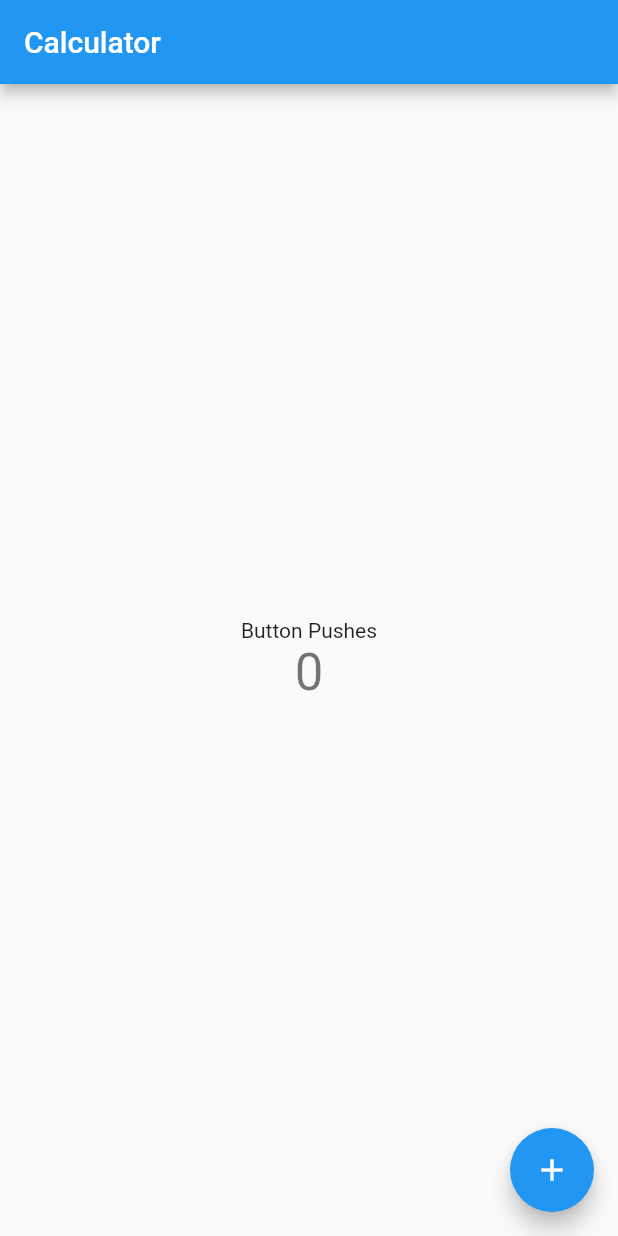
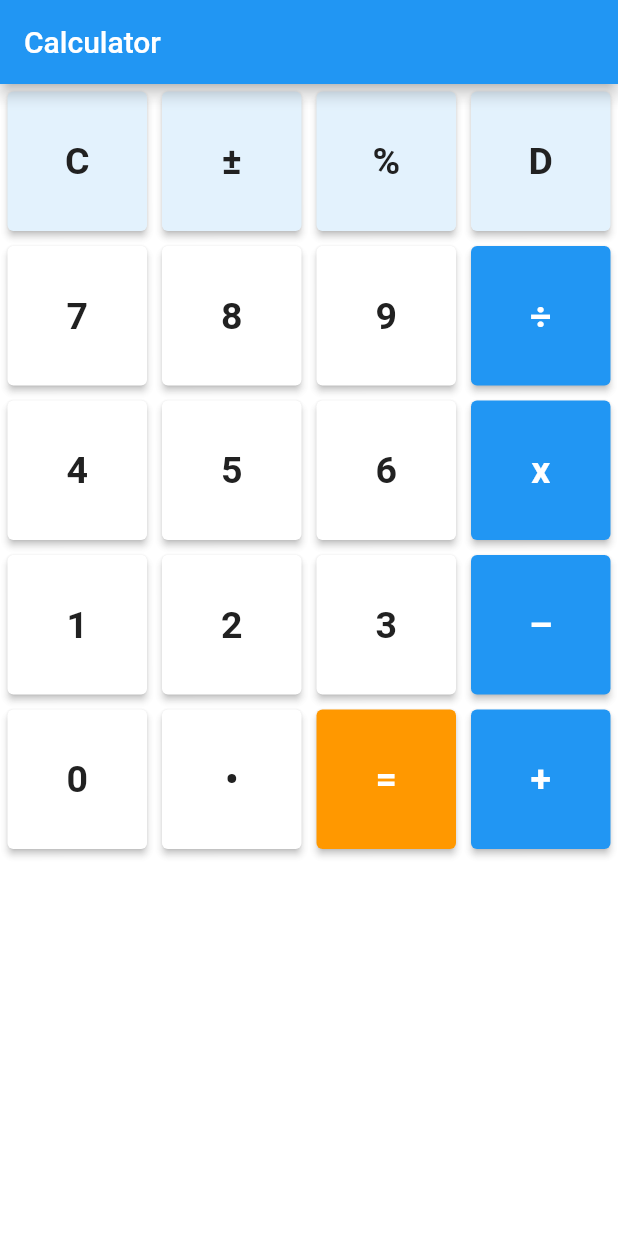
Before and after one commit to Prateek-Prakash/Calculator, a Flutter app: the screen it shows after launch, on a phone screen of 412 x 824 dp. Run offline on Flutter 3.47's test engine with Material 2 defaults, Android fonts, the phone set to English and light mode, and no system bars; missing offline and left inert: dart:html.

Commit message:
Add Calculator Keys

```diff
--- a/lib/main.dart
+++ b/lib/main.dart
@@ -1,11 +1,13 @@
+import 'dart:html';
+
 import 'package:flutter/material.dart';
 
 void main() {
-  runApp(const MyApp());
+  runApp(const Application());
 }
 
-class MyApp extends StatelessWidget {
-  const MyApp({Key? key}) : super(key: key);
+class Application extends StatelessWidget {
+  const Application({Key? key}) : super(key: key);
 
   @override
   Widget build(BuildContext context) {
@@ -14,54 +16,204 @@ class MyApp extends StatelessWidget {
       theme: ThemeData(
         primarySwatch: Colors.blue,
       ),
-      home: const MyHomePage(title: 'Calculator'),
+      home: const Calculator(),
     );
   }
 }
 
-class MyHomePage extends StatefulWidget {
-  const MyHomePage({Key? key, required this.title}) : super(key: key);
-
-  final String title;
+class Calculator extends StatefulWidget {
+  const Calculator({Key? key}) : super(key: key);
 
   @override
-  State<MyHomePage> createState() => _MyHomePageState();
+  State<Calculator> createState() => _CalculatorState();
 }
 
-class _MyHomePageState extends State<MyHomePage> {
-  int _counter = 0;
-
-  void _incrementCounter() {
-    setState(() {
-      _counter++;
-    });
-  }
-
+class _CalculatorState extends State<Calculator> {
   @override
   Widget build(BuildContext context) {
     return Scaffold(
       appBar: AppBar(
-        title: Text(widget.title),
+        title: const Text("Calculator"),
       ),
-      body: Center(
-        child: Column(
-          mainAxisAlignment: MainAxisAlignment.center,
-          children: <Widget>[
-            const Text(
-              'Button Pushes',
-            ),
-            Text(
-              '$_counter',
-              style: Theme.of(context).textTheme.headline4,
-            ),
-          ],
-        ),
-      ),
-      floatingActionButton: FloatingActionButton(
-        onPressed: _incrementCounter,
-        tooltip: 'Increment',
-        child: const Icon(Icons.add),
+      backgroundColor: Colors.white38,
+      body: Column(
+        children: [
+          Row(
+            children: [
+              CalcKey(
+                value: 'C',
+                flex: 1,
+                backgroundColor: Colors.blue.shade50,
+                foregroundColor: Colors.grey.shade900,
+              ),
+              CalcKey(
+                value: '±',
+                flex: 1,
+                backgroundColor: Colors.blue.shade50,
+                foregroundColor: Colors.grey.shade900,
+              ),
+              CalcKey(
+                value: '%',
+                flex: 1,
+                backgroundColor: Colors.blue.shade50,
+                foregroundColor: Colors.grey.shade900,
+              ),
+              CalcKey(
+                value: 'D',
+                flex: 1,
+                backgroundColor: Colors.blue.shade50,
+                foregroundColor: Colors.grey.shade900,
+              ),
+            ],
+          ),
+          Row(
+            children: [
+              CalcKey(
+                value: '7',
+                flex: 1,
+                backgroundColor: Colors.white,
+                foregroundColor: Colors.grey.shade900,
+              ),
+              CalcKey(
+                value: '8',
+                flex: 1,
+                backgroundColor: Colors.white,
+                foregroundColor: Colors.grey.shade900,
+              ),
+              CalcKey(
+                value: '9',
+                flex: 1,
+                backgroundColor: Colors.white,
+                foregroundColor: Colors.grey.shade900,
+              ),
+              const CalcKey(
+                value: '÷',
+                flex: 1,
+                backgroundColor: Colors.blue,
+                foregroundColor: Colors.white,
+              ),
+            ],
+          ),
+          Row(
+            children: [
+              CalcKey(
+                value: '4',
+                flex: 1,
+                backgroundColor: Colors.white,
+                foregroundColor: Colors.grey.shade900,
+              ),
+              CalcKey(
+                value: '5',
+                flex: 1,
+                backgroundColor: Colors.white,
+                foregroundColor: Colors.grey.shade900,
+              ),
+              CalcKey(
+                value: '6',
+                flex: 1,
+                backgroundColor: Colors.white,
+                foregroundColor: Colors.grey.shade900,
+              ),
+              const CalcKey(
+                value: 'x',
+                flex: 1,
+                backgroundColor: Colors.blue,
+                foregroundColor: Colors.white,
+              ),
+            ],
+          ),
+          Row(
+            children: [
+              CalcKey(
+                value: '1',
+                flex: 1,
+                backgroundColor: Colors.white,
+                foregroundColor: Colors.grey.shade900,
+              ),
+              CalcKey(
+                value: '2',
+                flex: 1,
+                backgroundColor: Colors.white,
+                foregroundColor: Colors.grey.shade900,
+              ),
+              CalcKey(
+                value: '3',
+                flex: 1,
+                backgroundColor: Colors.white,
+                foregroundColor: Colors.grey.shade900,
+              ),
+              const CalcKey(
+                value: '–',
+                flex: 1,
+                backgroundColor: Colors.blue,
+                foregroundColor: Colors.white,
+              ),
+            ],
+          ),
+          Row(
+            children: [
+              CalcKey(
+                value: '0',
+                flex: 1,
+                backgroundColor: Colors.white,
+                foregroundColor: Colors.grey.shade900,
+              ),
+              CalcKey(
+                value: '•',
+                flex: 1,
+                backgroundColor: Colors.white,
+                foregroundColor: Colors.grey.shade900,
+              ),
+              const CalcKey(
+                value: '=',
+                flex: 1,
+                backgroundColor: Colors.orange,
+                foregroundColor: Colors.white,
+              ),
+              const CalcKey(
+                value: '+',
+                flex: 1,
+                backgroundColor: Colors.blue,
+                foregroundColor: Colors.white,
+              ),
+            ],
+          ),
+        ],
       ),
     );
   }
 }
+
+class CalcKey extends StatelessWidget {
+  const CalcKey({
+    Key? key,
+    required this.value,
+    required this.flex,
+    required this.backgroundColor,
+    required this.foregroundColor,
+  }) : super(key: key);
+
+  final String value;
+  final int flex;
+  final Color backgroundColor;
+  final Color foregroundColor;
+
+  @override
+  Widget build(BuildContext context) {
+    return Container(
+      width: MediaQuery.of(context).size.width / 4 * flex,
+      padding: const EdgeInsets.all(5),
+      height: MediaQuery.of(context).size.width / 4,
+      child: ElevatedButton(
+        style: ButtonStyle(
+          backgroundColor: MaterialStateProperty.all<Color>(backgroundColor),
+        ),
+        child: Text(
+          value,
+          style: TextStyle(color: foregroundColor, fontSize: 25, fontWeight: FontWeight.bold),
+        ),
+        onPressed: () {},
+      ),
+    );
+  }
+}
```
